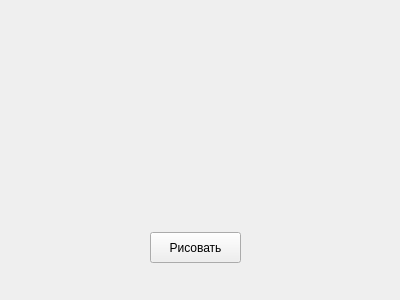
First picture: the form in UI.ui, repository Ha4trueKa4/git_yellowCIrcles, before the edit.
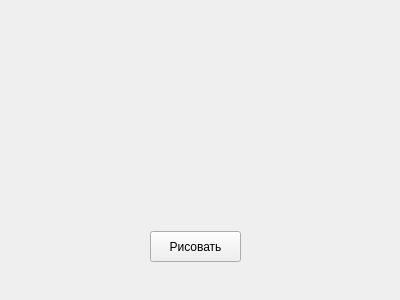
Second picture: the form after the edit.

What changed in the file:
```diff
--- a/UI.ui
+++ b/UI.ui
@@ -17,7 +17,7 @@
    <property name="geometry">
     <rect>
      <x>150</x>
-     <y>232</y>
+     <y>231</y>
      <width>91</width>
      <height>31</height>
     </rect>
```
